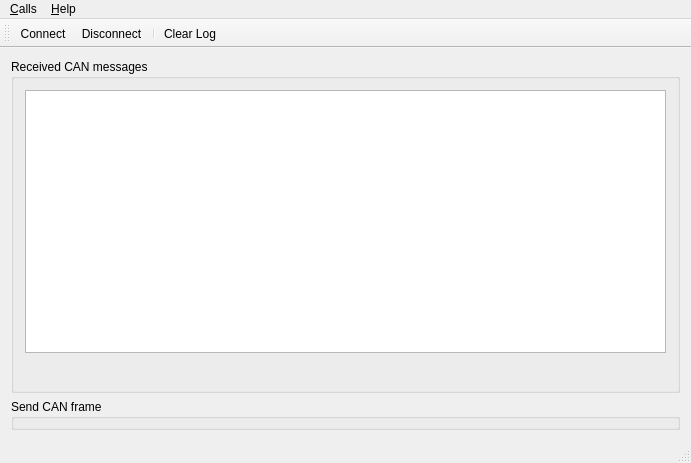
This is src/cfrmrawcan.ui in grodansparadis/vscp-works-qt as Qt 5 draws it before an edit. The edited form follows.
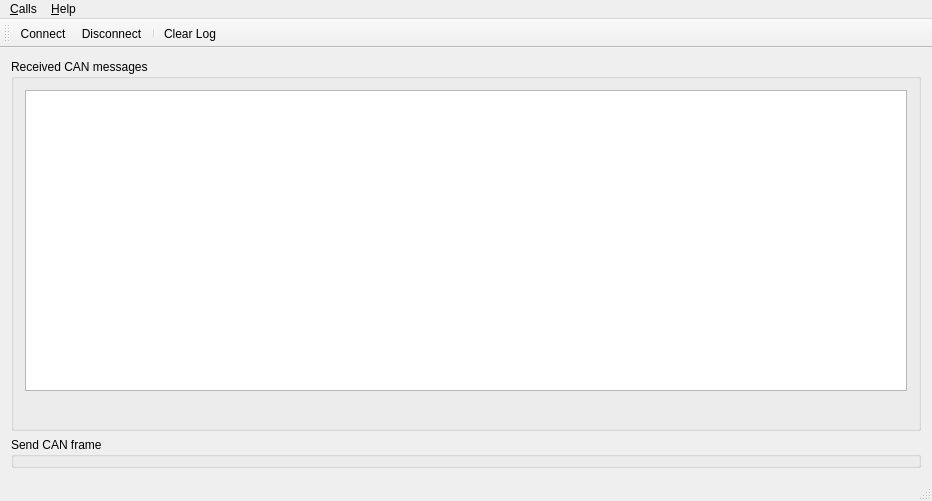
This is the edited form. Icons and pictures are not drawn. Custom widgets are drawn as their Qt base class.

```diff
--- a/src/cfrmrawcan.ui
+++ b/src/cfrmrawcan.ui
@@ -6,8 +6,8 @@
    <rect>
     <x>0</x>
     <y>0</y>
-    <width>691</width>
-    <height>463</height>
+    <width>932</width>
+    <height>501</height>
    </rect>
   </property>
   <property name="windowTitle">
@@ -82,7 +82,7 @@
     <rect>
      <x>0</x>
      <y>0</y>
-     <width>691</width>
+     <width>932</width>
      <height>22</height>
     </rect>
    </property>
```
